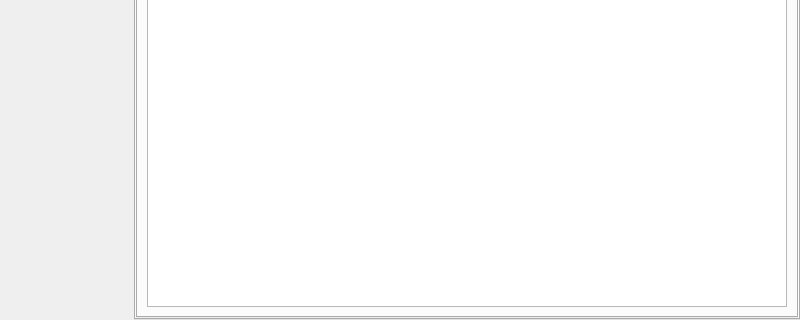
The window that src/wayland/formMainWindow_wl.ui (vkohaupt/vokoscreenNG) describes before a commit, drawn with Qt 5; both pictures show x 0 to 800 and y 194 to 514 of the 800 by 514 pixel window.
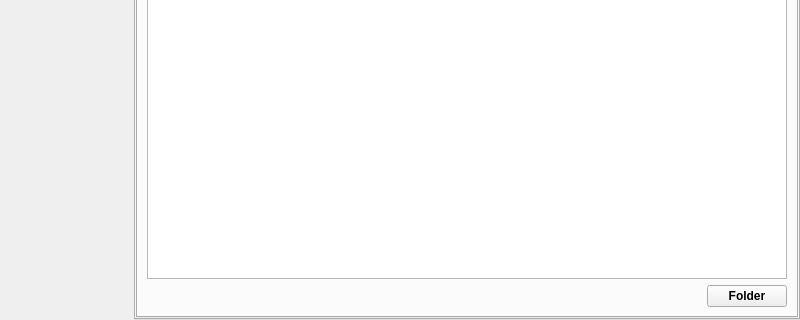
The same window after the commit. The open tabs and pages were chosen to show the change. Icons and pictures are not drawn.

Diff of the .ui file:
```diff
--- a/src/wayland/formMainWindow_wl.ui
+++ b/src/wayland/formMainWindow_wl.ui
@@ -1702,6 +1702,35 @@
               <item>
                <widget class="QTextBrowser" name="textBrowserLog"/>
               </item>
+              <item>
+               <layout class="QHBoxLayout" name="horizontalLayout_12">
+                <item>
+                 <spacer name="horizontalSpacer_6">
+                  <property name="orientation">
+                   <enum>Qt::Horizontal</enum>
+                  </property>
+                  <property name="sizeHint" stdset="0">
+                   <size>
+                    <width>40</width>
+                    <height>20</height>
+                   </size>
+                  </property>
+                 </spacer>
+                </item>
+                <item>
+                 <widget class="QPushButton" name="pushButton_log_openfolder">
+                  <property name="font">
+                   <font>
+                    <bold>true</bold>
+                   </font>
+                  </property>
+                  <property name="text">
+                   <string>Folder</string>
+                  </property>
+                 </widget>
+                </item>
+               </layout>
+              </item>
              </layout>
             </widget>
            </widget>
```
Left out of the diff: 2 changed lines with no effect on the pictures.
